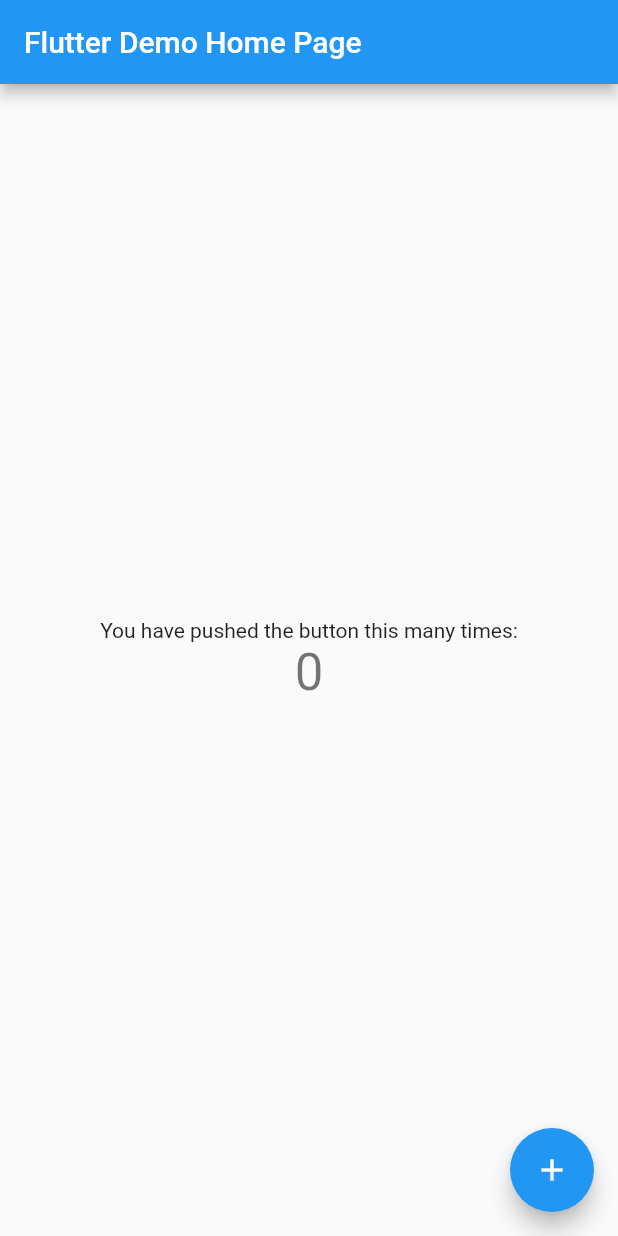
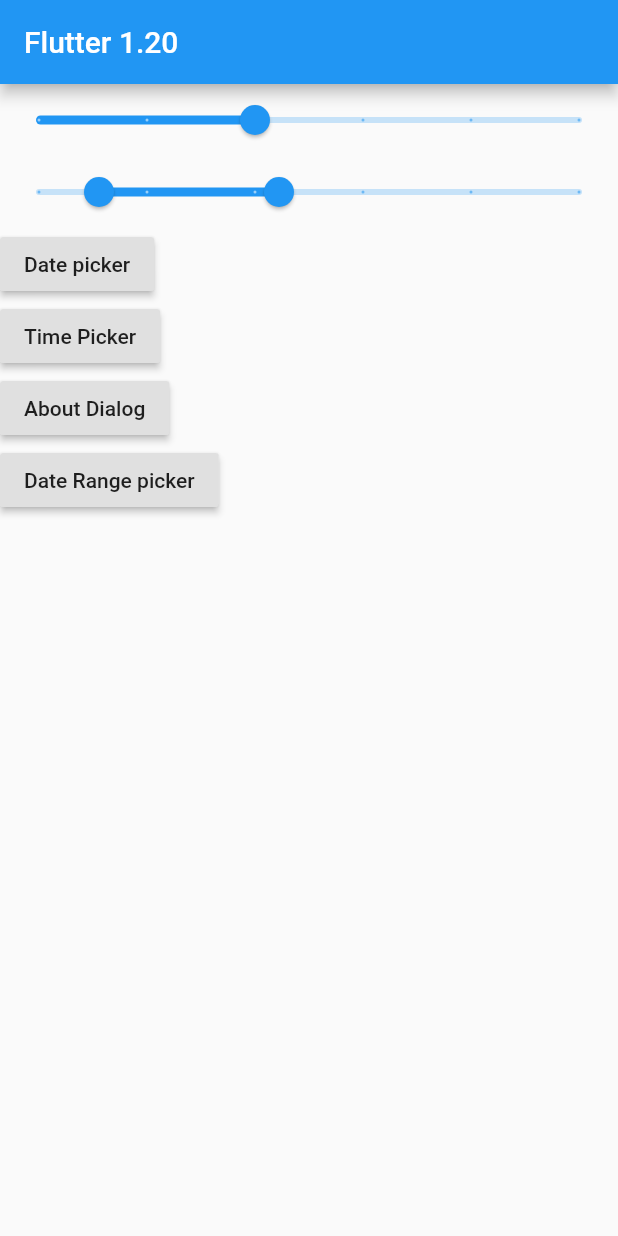
Before and after one commit to lohanidamodar/flutter_120, a Flutter app: the screen it shows after launch, on a phone screen of 412 x 824 dp. Run offline on Flutter 3.47's test engine with Material 2 defaults, Android fonts, the phone set to English and light mode, and no system bars.

Commit message:
Flutter 1.20 demo

```diff
--- a/lib/main.dart
+++ b/lib/main.dart
@@ -1,117 +1,21 @@
 import 'package:flutter/material.dart';
+
+import 'pages/home_page.dart';
 
 void main() {
   runApp(MyApp());
 }
 
 class MyApp extends StatelessWidget {
-  // This widget is the root of your application.
   @override
   Widget build(BuildContext context) {
     return MaterialApp(
-      title: 'Flutter Demo',
+      title: 'Flutter 1.20 Demo',
       theme: ThemeData(
-        // This is the theme of your application.
-        //
-        // Try running your application with "flutter run". You'll see the
-        // application has a blue toolbar. Then, without quitting the app, try
-        // changing the primarySwatch below to Colors.green and then invoke
-        // "hot reload" (press "r" in the console where you ran "flutter run",
-        // or simply save your changes to "hot reload" in a Flutter IDE).
-        // Notice that the counter didn't reset back to zero; the application
-        // is not restarted.
         primarySwatch: Colors.blue,
-        // This makes the visual density adapt to the platform that you run
-        // the app on. For desktop platforms, the controls will be smaller and
-        // closer together (more dense) than on mobile platforms.
         visualDensity: VisualDensity.adaptivePlatformDensity,
       ),
-      home: MyHomePage(title: 'Flutter Demo Home Page'),
+      home: HomePage(),
     );
   }
 }
-
-class MyHomePage extends StatefulWidget {
-  MyHomePage({Key key, this.title}) : super(key: key);
-
-  // This widget is the home page of your application. It is stateful, meaning
-  // that it has a State object (defined below) that contains fields that affect
-  // how it looks.
-
-  // This class is the configuration for the state. It holds the values (in this
-  // case the title) provided by the parent (in this case the App widget) and
-  // used by the build method of the State. Fields in a Widget subclass are
-  // always marked "final".
-
-  final String title;
-
-  @override
-  _MyHomePageState createState() => _MyHomePageState();
-}
-
-class _MyHomePageState extends State<MyHomePage> {
-  int _counter = 0;
-
-  void _incrementCounter() {
-    setState(() {
-      // This call to setState tells the Flutter framework that something has
-      // changed in this State, which causes it to rerun the build method below
-      // so that the display can reflect the updated values. If we changed
-      // _counter without calling setState(), then the build method would not be
-      // called again, and so nothing would appear to happen.
-      _counter++;
-    });
-  }
-
-  @override
-  Widget build(BuildContext context) {
-    // This method is rerun every time setState is called, for instance as done
-    // by the _incrementCounter method above.
-    //
-    // The Flutter framework has been optimized to make rerunning build methods
-    // fast, so that you can just rebuild anything that needs updating rather
-    // than having to individually change instances of widgets.
-    return Scaffold(
-      appBar: AppBar(
-        // Here we take the value from the MyHomePage object that was created by
-        // the App.build method, and use it to set our appbar title.
-        title: Text(widget.title),
-      ),
-      body: Center(
-        // Center is a layout widget. It takes a single child and positions it
-        // in the middle of the parent.
-        child: Column(
-          // Column is also a layout widget. It takes a list of children and
-          // arranges them vertically. By default, it sizes itself to fit its
-          // children horizontally, and tries to be as tall as its parent.
-          //
-          // Invoke "debug painting" (press "p" in the console, choose the
-          // "Toggle Debug Paint" action from the Flutter Inspector in Android
-          // Studio, or the "Toggle Debug Paint" command in Visual Studio Code)
-          // to see the wireframe for each widget.
-          //
-          // Column has various properties to control how it sizes itself and
-          // how it positions its children. Here we use mainAxisAlignment to
-          // center the children vertically; the main axis here is the vertical
-          // axis because Columns are vertical (the cross axis would be
-          // horizontal).
-          mainAxisAlignment: MainAxisAlignment.center,
-          children: <Widget>[
-            Text(
-              'You have pushed the button this many times:',
-            ),
-            Text(
-              '$_counter',
-              style: Theme.of(context).textTheme.headline4,
-            ),
-          ],
-        ),
-      ),
-      floatingActionButton: FloatingActionButton(
-        onPressed: _incrementCounter,
-        tooltip: 'Increment',
-        child: Icon(Icons.add),
-      ), // This trailing comma makes auto-formatting nicer for build methods.
-    );
-  }
-}
--- /dev/null
+++ b/lib/pages/home_page.dart
@@ -0,0 +1,77 @@
+import 'package:flutter/material.dart';
+
+class HomePage extends StatelessWidget {
+  @override
+  Widget build(BuildContext context) {
+    return Scaffold(
+      appBar: AppBar(
+        title: Text('Flutter 1.20'),
+      ),
+      body: SingleChildScrollView(
+        child: Column(
+          crossAxisAlignment: CrossAxisAlignment.start,
+          children: <Widget>[
+            Slider(
+              onChanged: (val) {},
+              min: 1,
+              max: 10,
+              divisions: 5,
+              value: 5,
+            ),
+            RangeSlider(
+              onChanged: (val) {},
+              values: RangeValues(2, 5),
+              divisions: 5,
+              min: 1,
+              max: 10,
+            ),
+            RaisedButton(
+              onPressed: () async {
+                DateTime picked = await showDatePicker(
+                  context: context,
+                  initialDate: DateTime.now(),
+                  firstDate: DateTime(DateTime.now().year - 5),
+                  lastDate: DateTime(DateTime.now().year + 5),
+                );
+                print(picked);
+              },
+              child: Text("Date picker"),
+            ),
+            RaisedButton(
+              onPressed: () async {
+                TimeOfDay picked = await showTimePicker(
+                  context: context,
+                  initialTime: TimeOfDay.now(),
+                );
+                print(picked);
+              },
+              child: Text("Time Picker"),
+            ),
+            RaisedButton(
+              onPressed: () async {
+                showAboutDialog(context: context);
+              },
+              child: Text("About Dialog"),
+            ),
+            RaisedButton(
+              onPressed: () async {
+                DateTimeRange picked = await showDateRangePicker(
+                  context: context,
+                  firstDate: DateTime(DateTime.now().year - 5),
+                  lastDate: DateTime(DateTime.now().year + 5),
+                  initialDateRange: DateTimeRange(
+                    end: DateTime(DateTime.now().year, DateTime.now().month,
+                        DateTime.now().day + 5),
+                    start: DateTime.now(),
+                  ),
+                );
+                print(picked);
+              },
+              child: Text("Date Range picker"),
+            ),
+          ],
+        ),
+      ),
+    );
+  }
+}
```
